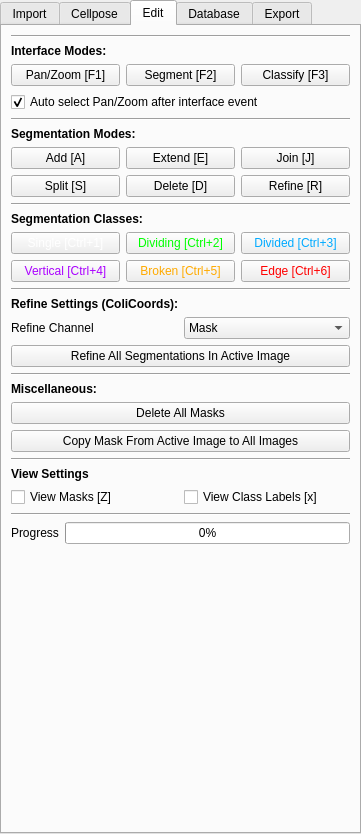
The window that src/napari_akseg/akseg_ui.ui (piedrro/napari-akseg) describes before a commit, drawn with Qt 5.
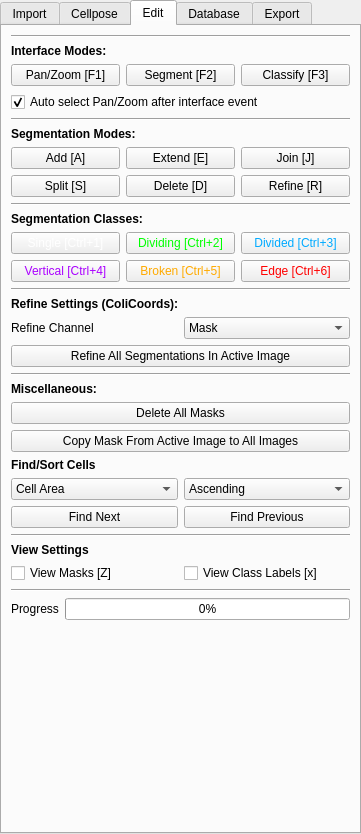
The same window after the commit. The open tabs and pages were chosen to show the change.

Commit message: Added cell find/sort functions

```diff
--- a/src/napari_akseg/akseg_ui.ui
+++ b/src/napari_akseg/akseg_ui.ui
@@ -1133,6 +1133,70 @@
       </property>
      </widget>
     </item>
+    <item>
+     <widget class="QLabel" name="label_56">
+      <property name="font">
+       <font>
+        <weight>75</weight>
+        <bold>true</bold>
+       </font>
+      </property>
+      <property name="text">
+       <string>Find/Sort Cells</string>
+      </property>
+     </widget>
+    </item>
+    <item>
+     <layout class="QGridLayout" name="gridLayout_7">
+      <item row="0" column="0">
+       <widget class="QComboBox" name="find_criterion">
+        <item>
+         <property name="text">
+          <string>Cell Area</string>
+         </property>
+        </item>
+        <item>
+         <property name="text">
+          <string>Cell Solidity</string>
+         </property>
+        </item>
+        <item>
+         <property name="text">
+          <string>Cell Aspect Ratio</string>
+         </property>
+        </item>
+       </widget>
+      </item>
+      <item row="0" column="1">
+       <widget class="QComboBox" name="find_mode">
+        <item>
+         <property name="text">
+          <string>Ascending</string>
+         </property>
+        </item>
+        <item>
+         <property name="text">
+          <string>Descending</string>
+         </property>
+        </item>
+       </widget>
+      </item>
+      <item row="1" column="0">
+       <widget class="QPushButton" name="find_next">
+        <property name="text">
+         <string>Find Next</string>
+        </property>
+       </widget>
+      </item>
+      <item row="1" column="1">
+       <widget class="QPushButton" name="find_previous">
+        <property name="text">
+         <string>Find Previous</string>
+        </property>
+       </widget>
+      </item>
+     </layout>
+    </item>
     <item>
      <widget class="Line" name="line_17">
       <property name="orientation">
```
Left out of the diff: 2 changed lines with no effect on the pictures. The commit also changes 2 other files.
